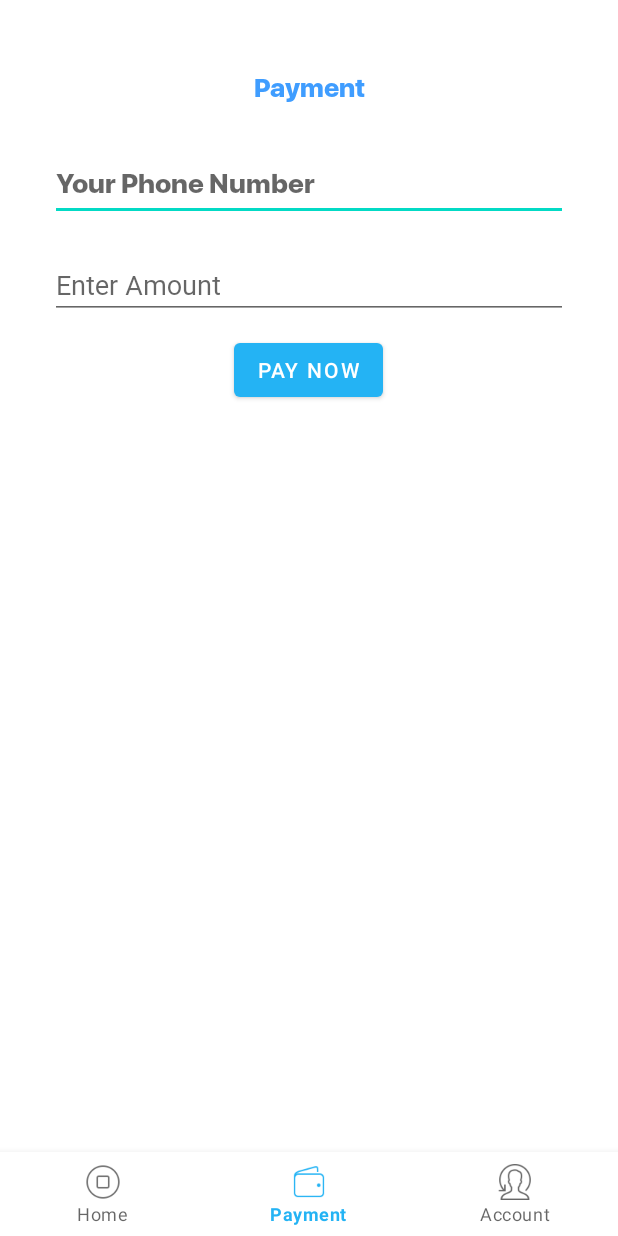
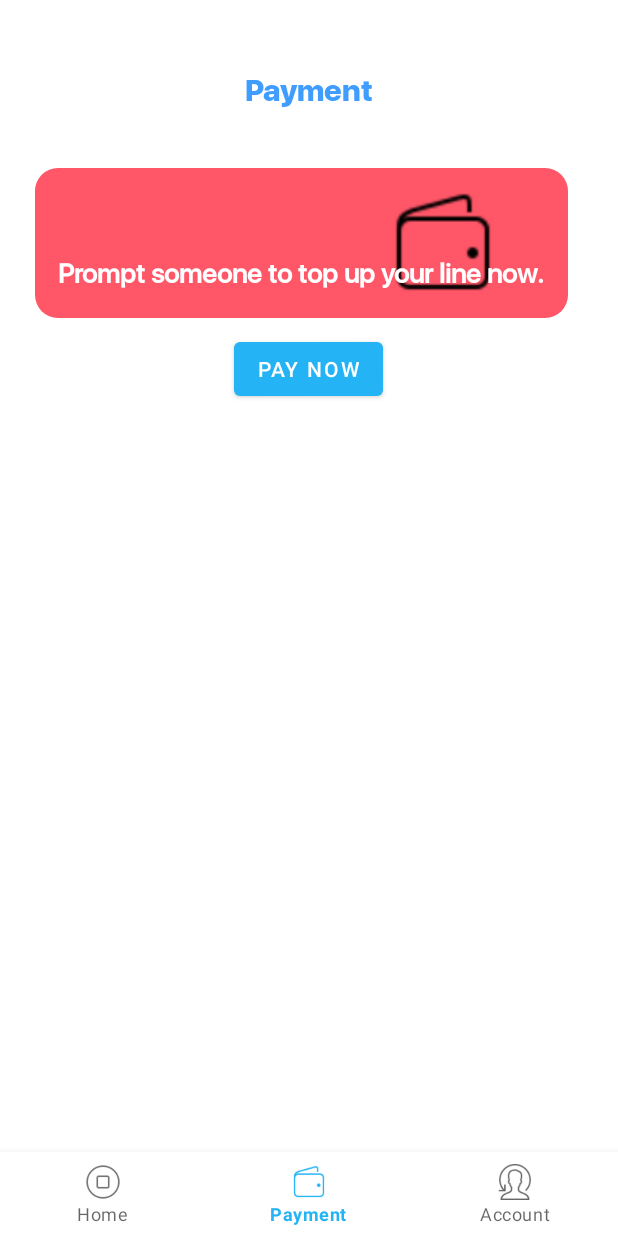
Before and after one commit to muchaisam/mlh, an Android app: the PaymentActivity screen opened directly, with no data from a screen before it, on a phone screen of 412 x 824 dp. Run offline under Robolectric (Android 15) with nearby library versions, the phone set to English and light mode, and no system bars; our stand-ins replace ButterKnife; libraries missing offline, so code that uses them is left out: com.flutterwave.raveandroid, com.shashank.sony; 1 statement that could not run was skipped.

Commit message:
layout update

```diff
--- a/app/src/main/res/layout/activity_payment.xml
+++ b/app/src/main/res/layout/activity_payment.xml
@@ -45,32 +45,65 @@
                     android:layout_height="wrap_content"
                     android:text="@string/mpesa_payment"
                     android:fontFamily="@font/sfheavy"
-                    android:textSize="17sp" />
+                    android:textSize="20sp" />
 
 
-                <EditText
-                    android:id="@+id/etPhone"
+
+                <LinearLayout
                     android:layout_width="match_parent"
-                    android:inputType="phone"
-                    android:layout_margin="10dp"
-                    android:hint="@string/phone"
-                    android:textColor="#3f9dff"
-                    android:fontFamily="@font/sfheavy"
                     android:layout_height="wrap_content"
-                    android:autofillHints="@string/amount" />
+                    android:layout_marginTop="10dp"
+                    android:layout_marginBottom="10dp">
+
+                    <LinearLayout
+                        android:layout_width="0dp"
+                        android:layout_height="wrap_content"
+                        android:layout_marginEnd="10dp"
+                        android:layout_weight="2"
+                        android:orientation="vertical">
+
+                        <LinearLayout
+                            android:layout_width="match_parent"
+                            android:layout_height="100dp"
+                            android:layout_marginTop="10dp">
+
+                            <RelativeLayout
+                                android:layout_width="wrap_content"
+                                android:layout_height="100dp"
+                                android:background="@drawable/gradientdr"
+                                android:minHeight="100dp"
+                                android:padding="10dp">
 
 
-                <EditText
-                    android:id="@+id/etAmount"
-                    android:layout_width="match_parent"
-                    android:inputType="number"
-                    android:layout_margin="10dp"
-                    android:hint="@string/amount"
-                    android:textColor="#3f9dff"
-                    android:fontFamily="@font/sfsemibold"
-                    android:layout_height="wrap_content"
-                    android:autofillHints="@string/amount" />
+                                <ImageView
+                                    android:layout_width="100dp"
+                                    android:layout_height="match_parent"
+                                    android:layout_alignParentEnd="true"
+                                    android:layout_marginEnd="23dp"
+                                    android:padding="3dp"
+                                    android:src="@drawable/pay" />
 
+                                <TextView
+                                    android:layout_width="wrap_content"
+                                    android:layout_height="wrap_content"
+                                    android:layout_alignParentBottom="true"
+                                    android:layout_marginStart="5dp"
+                                    android:layout_marginBottom="5dp"
+                                    android:fontFamily="@font/sfmedium"
+                                    android:text="Prompt someone to top up your line now."
+                                    android:textColor="@color/white"
+                                    android:textSize="18sp"
+                                    android:textStyle="bold" />
+
+
+                            </RelativeLayout>
+                        </LinearLayout>
+
+
+                    </LinearLayout>
+
+
+                </LinearLayout>
 
 
                 <Button
```
